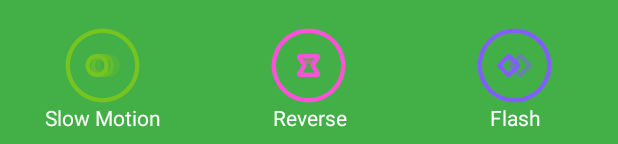
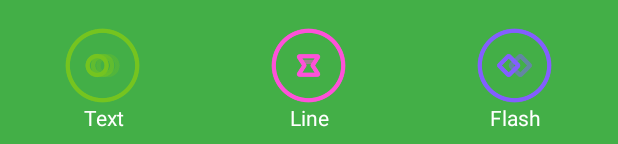
Before and after one commit to dsilvaba/poc-project-everyware, an Android app: the layout activity_main.xml on its own in the app's theme, with its tools: preview values and no code run, on a phone screen of 412 x 824 dp. Shown: the part 1089-1233 px from the top of the screen. Run offline under Robolectric (Android 15) with nearby library versions, the phone set to English and light mode, and no system bars; plain views replace RangeSeekBar.

Commit message:
added line and text

```diff
--- a/app/build.gradle
+++ b/app/build.gradle
@@ -20,6 +20,10 @@ android {
             proguardFiles getDefaultProguardFile('proguard-android-optimize.txt'), 'proguard-rules.pro'
         }
     }
+    compileOptions {
+        sourceCompatibility JavaVersion.VERSION_1_8
+        targetCompatibility JavaVersion.VERSION_1_8
+    }
 }
 
 dependencies {
--- a/app/src/main/res/layout/activity_main.xml
+++ b/app/src/main/res/layout/activity_main.xml
@@ -169,7 +169,7 @@
                             android:layout_width="match_parent"
                             android:layout_height="wrap_content"
                             android:gravity="center_horizontal"
-                            android:text="Slow Motion"
+                            android:text="Text"
                             android:textAlignment="center"
                             android:textColor="@color/white" />
                     </LinearLayout>
@@ -194,7 +194,7 @@
                             android:layout_width="match_parent"
                             android:layout_height="wrap_content"
                             android:gravity="center_horizontal"
-                            android:text="Reverse"
+                            android:text="Line"
                             android:textAlignment="center"
                             android:textColor="@color/white" />
                     </LinearLayout>
```
Also changed, not shown: app/src/main/java/com/example/poc_project_everyware/MainActivity.java (+28 -4 lines).
